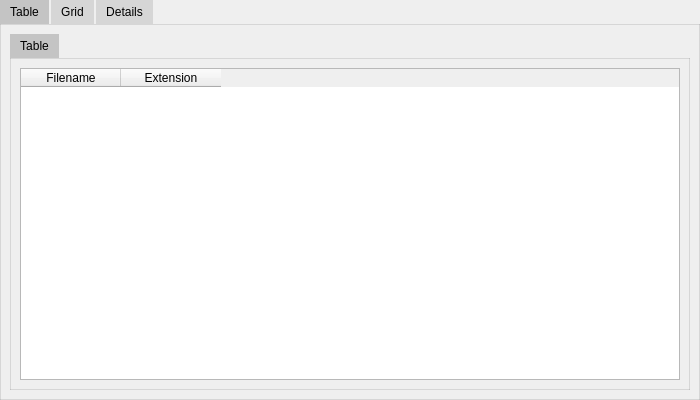
mudrikam/Image-Tea-mini, file gui/layout/main_workspace.ui: the form before one commit.
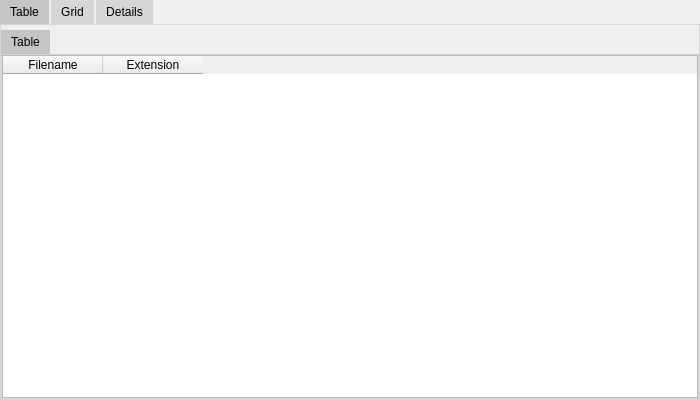
The form after the commit.

What changed in the file:
```diff
--- a/gui/layout/main_workspace.ui
+++ b/gui/layout/main_workspace.ui
@@ -79,6 +79,18 @@
        <string>Table</string>
       </attribute>
       <layout class="QVBoxLayout" name="verticalLayout_2">
+       <property name="leftMargin">
+        <number>0</number>
+       </property>
+       <property name="topMargin">
+        <number>5</number>
+       </property>
+       <property name="rightMargin">
+        <number>0</number>
+       </property>
+       <property name="bottomMargin">
+        <number>0</number>
+       </property>
        <item>
         <widget class="QTabWidget" name="tabWidget">
          <property name="currentIndex">
@@ -89,8 +101,26 @@
            <string>Table</string>
           </attribute>
           <layout class="QVBoxLayout" name="verticalLayout_3">
+           <property name="leftMargin">
+            <number>0</number>
+           </property>
+           <property name="topMargin">
+            <number>0</number>
+           </property>
+           <property name="rightMargin">
+            <number>0</number>
+           </property>
+           <property name="bottomMargin">
+            <number>0</number>
+           </property>
            <item>
             <widget class="QTableWidget" name="tableWidget">
+             <attribute name="horizontalHeaderShowSortIndicator" stdset="0">
+              <bool>true</bool>
+             </attribute>
+             <attribute name="verticalHeaderShowSortIndicator" stdset="0">
+              <bool>true</bool>
+             </attribute>
              <column>
               <property name="text">
                <string>Filename</string>
```
